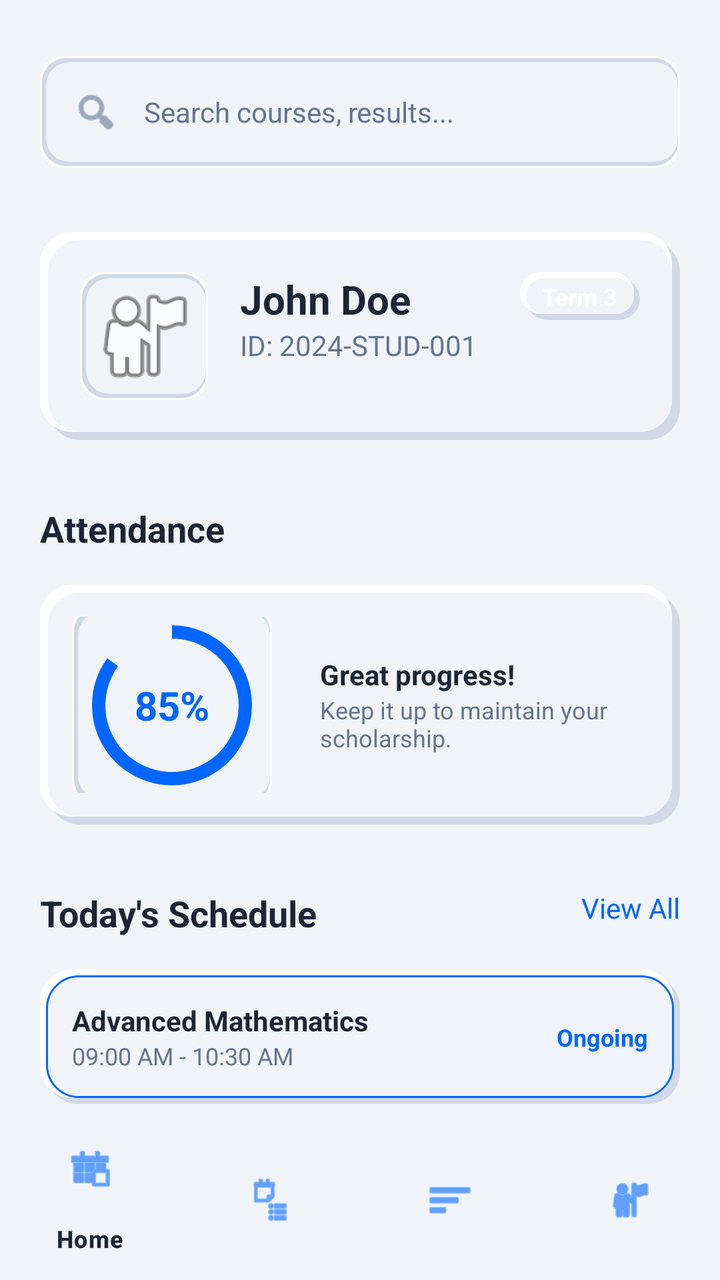
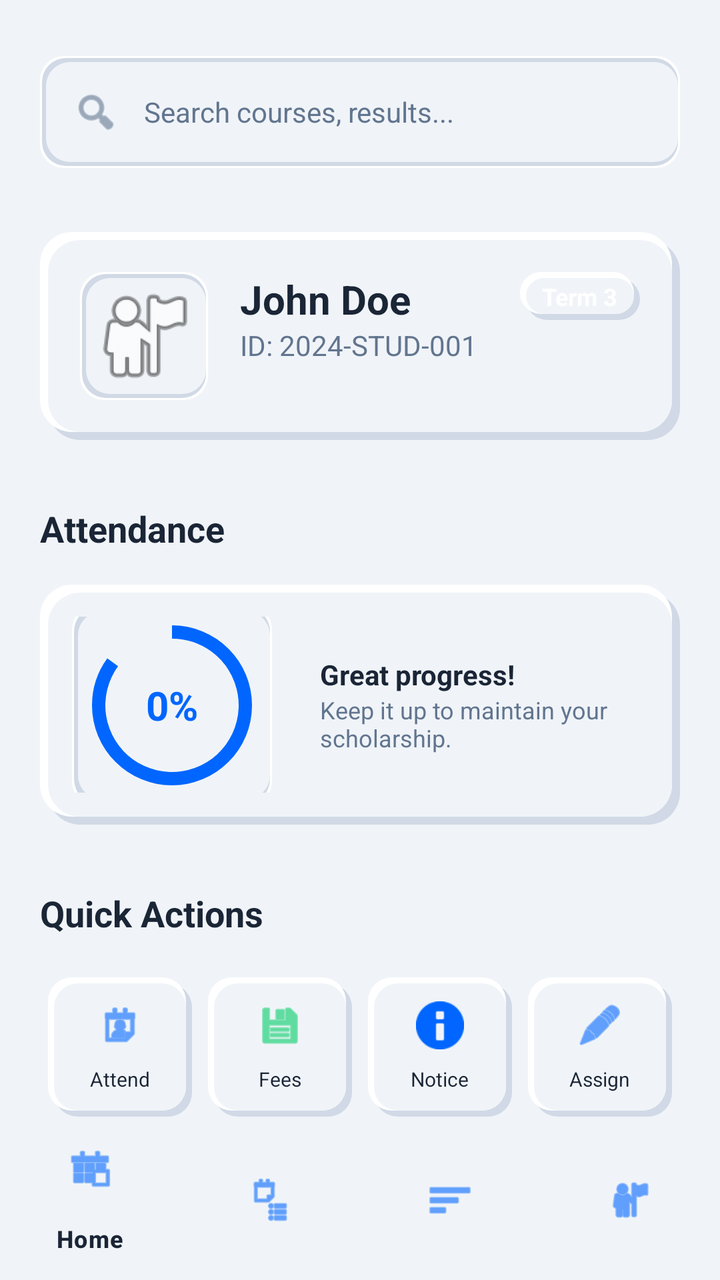

The first picture is an Android layout as it rendered before a commit; the second is the same layout after the commit. The layout source and the unified diff follow.
<!-- AndroidManifest.xml: application theme Theme.SMS -->
<!-- res/layout/activity_main.xml -->
<?xml version="1.0" encoding="utf-8"?>
<androidx.constraintlayout.widget.ConstraintLayout xmlns:android="http://schemas.android.com/apk/res/android"
    xmlns:app="http://schemas.android.com/apk/res-auto"
    xmlns:tools="http://schemas.android.com/tools"
    android:layout_width="match_parent"
    android:layout_height="match_parent"
    android:background="@color/app_background">

    <androidx.core.widget.NestedScrollView
        android:layout_width="match_parent"
        android:layout_height="0dp"
        app:layout_constraintBottom_toTopOf="@id/bottomNavigation"
        app:layout_constraintTop_toTopOf="parent">

        <LinearLayout
            android:layout_width="match_parent"
            android:layout_height="wrap_content"
            android:orientation="vertical"
            android:padding="20dp">

            
            <LinearLayout
                android:id="@+id/searchBar"
                android:layout_width="match_parent"
                android:layout_height="56dp"
                android:layout_marginTop="8dp"
                android:background="@drawable/neumorphic_edittext_sunken"
                android:gravity="center_vertical"
                android:paddingHorizontal="16dp">

                <ImageView
                    android:layout_width="24dp"
                    android:layout_height="24dp"
                    android:src="@android:drawable/ic_menu_search"
                    app:tint="@color/text_secondary" />

                <TextView
                    android:layout_width="wrap_content"
                    android:layout_height="wrap_content"
                    android:layout_marginStart="12dp"
                    android:text="Search courses, results..."
                    android:textColor="@color/text_secondary" />
            </LinearLayout>

            
            <androidx.constraintlayout.widget.ConstraintLayout
                android:id="@+id/profileCard"
                android:layout_width="match_parent"
                android:layout_height="wrap_content"
                android:layout_marginTop="32dp"
                android:background="@drawable/neumorphic_card_raised"
                android:padding="20dp">

                <FrameLayout
                    android:id="@+id/avatarFrame"
                    android:layout_width="64dp"
                    android:layout_height="64dp"
                    android:background="@drawable/neumorphic_edittext_sunken"
                    app:layout_constraintStart_toStartOf="parent"
                    app:layout_constraintTop_toTopOf="parent">

                    <ImageView
                        android:id="@+id/ivAvatar"
                        android:layout_width="match_parent"
                        android:layout_height="match_parent"
                        android:padding="4dp"
                        android:src="@android:drawable/ic_menu_myplaces" />
                </FrameLayout>

                <TextView
                    android:id="@+id/tvStudentName"
                    android:layout_width="wrap_content"
                    android:layout_height="wrap_content"
                    android:layout_marginStart="16dp"
                    android:text="John Doe"
                    android:textColor="@color/text_primary"
                    android:textSize="20sp"
                    android:textStyle="bold"
                    app:layout_constraintStart_toEndOf="@id/avatarFrame"
                    app:layout_constraintTop_toTopOf="@id/avatarFrame" />

                <TextView
                    android:id="@+id/tvStudentId"
                    android:layout_width="wrap_content"
                    android:layout_height="wrap_content"
                    android:text="ID: 2024-STUD-001"
                    android:textColor="@color/text_secondary"
                    android:textSize="14sp"
                    app:layout_constraintStart_toStartOf="@id/tvStudentName"
                    app:layout_constraintTop_toBottomOf="@id/tvStudentName" />

                <View
                    android:id="@+id/termBadge"
                    android:layout_width="60dp"
                    android:layout_height="24dp"
                    android:background="@drawable/neumorphic_button_raised"
                    app:layout_constraintEnd_toEndOf="parent"
                    app:layout_constraintTop_toTopOf="parent"
                    app:backgroundTint="@color/electric_primary_blue" />

                <TextView
                    android:layout_width="wrap_content"
                    android:layout_height="wrap_content"
                    android:text="Term 3"
                    android:textColor="@color/white"
                    android:textSize="12sp"
                    android:textStyle="bold"
                    app:layout_constraintBottom_toBottomOf="@id/termBadge"
                    app:layout_constraintEnd_toEndOf="@id/termBadge"
                    app:layout_constraintStart_toStartOf="@id/termBadge"
                    app:layout_constraintTop_toTopOf="@id/termBadge" />

            </androidx.constraintlayout.widget.ConstraintLayout>

            
            <TextView
                android:layout_width="wrap_content"
                android:layout_height="wrap_content"
                android:layout_marginTop="32dp"
                android:text="Attendance"
                android:textColor="@color/text_primary"
                android:textSize="18sp"
                android:textStyle="bold" />

            <androidx.constraintlayout.widget.ConstraintLayout
                android:layout_width="match_parent"
                android:layout_height="120dp"
                android:layout_marginTop="16dp"
                android:background="@drawable/neumorphic_card_raised"
                android:padding="16dp">

                <ProgressBar
                    android:id="@+id/attendanceProgress"
                    style="?android:attr/progressBarStyleHorizontal"
                    android:layout_width="100dp"
                    android:layout_height="100dp"
                    android:background="@drawable/neumorphic_edittext_sunken"
                    android:indeterminate="false"
                    android:max="100"
                    android:progress="85"
                    android:progressDrawable="@drawable/circular_progress_bar"
                    app:layout_constraintBottom_toBottomOf="parent"
                    app:layout_constraintStart_toStartOf="parent"
                    app:layout_constraintTop_toTopOf="parent" />

                <TextView
                    android:layout_width="wrap_content"
                    android:layout_height="wrap_content"
                    android:text="85%"
                    android:textColor="@color/electric_primary_blue"
                    android:textSize="20sp"
                    android:textStyle="bold"
                    app:layout_constraintBottom_toBottomOf="@id/attendanceProgress"
                    app:layout_constraintEnd_toEndOf="@id/attendanceProgress"
                    app:layout_constraintStart_toStartOf="@id/attendanceProgress"
                    app:layout_constraintTop_toTopOf="@id/attendanceProgress" />

                <LinearLayout
                    android:layout_width="0dp"
                    android:layout_height="wrap_content"
                    android:layout_marginStart="24dp"
                    android:orientation="vertical"
                    app:layout_constraintBottom_toBottomOf="parent"
                    app:layout_constraintEnd_toEndOf="parent"
                    app:layout_constraintStart_toEndOf="@id/attendanceProgress"
                    app:layout_constraintTop_toTopOf="parent">

                    <TextView
                        android:layout_width="wrap_content"
                        android:layout_height="wrap_content"
                        android:text="Great progress!"
                        android:textColor="@color/text_primary"
                        android:textStyle="bold" />

                    <TextView
                        android:layout_width="wrap_content"
                        android:layout_height="wrap_content"
                        android:text="Keep it up to maintain your scholarship."
                        android:textColor="@color/text_secondary"
                        android:textSize="12sp" />
                </LinearLayout>

            </androidx.constraintlayout.widget.ConstraintLayout>

            
            <RelativeLayout
                android:layout_width="match_parent"
                android:layout_height="wrap_content"
                android:layout_marginTop="32dp">

                <TextView
                    android:layout_width="wrap_content"
                    android:layout_height="wrap_content"
                    android:text="Today's Schedule"
                    android:textColor="@color/text_primary"
                    android:textSize="18sp"
                    android:textStyle="bold" />

                <TextView
                    android:id="@+id/tvViewAllRoutine"
                    android:layout_width="wrap_content"
                    android:layout_height="wrap_content"
                    android:layout_alignParentEnd="true"
                    android:text="View All"
                    android:textColor="@color/electric_primary_blue"
                    android:textSize="14sp" />
            </RelativeLayout>

            
            <LinearLayout
                android:layout_width="match_parent"
                android:layout_height="wrap_content"
                android:layout_marginTop="16dp"
                android:orientation="vertical">

                
                <androidx.constraintlayout.widget.ConstraintLayout
                    android:layout_width="match_parent"
                    android:layout_height="wrap_content"
                    android:layout_marginBottom="12dp"
                    android:background="@drawable/neumorphic_active_card"
                    android:padding="16dp">

                    <TextView
                        android:id="@+id/tvCourseName"
                        android:layout_width="wrap_content"
                        android:layout_height="wrap_content"
                        android:text="Advanced Mathematics"
                        android:textColor="@color/text_primary"
                        android:textStyle="bold"
                        app:layout_constraintStart_toStartOf="parent"
                        app:layout_constraintTop_toTopOf="parent" />

                    <TextView
                        android:layout_width="wrap_content"
                        android:layout_height="wrap_content"
                        android:text="09:00 AM - 10:30 AM"
                        android:textColor="@color/text_secondary"
                        android:textSize="12sp"
                        app:layout_constraintStart_toStartOf="@id/tvCourseName"
                        app:layout_constraintTop_toBottomOf="@id/tvCourseName" />

                    <TextView
                        android:layout_width="wrap_content"
                        android:layout_height="wrap_content"
                        android:text="Ongoing"
                        android:textColor="@color/electric_primary_blue"
                        android:textSize="12sp"
                        android:textStyle="bold"
                        app:layout_constraintBottom_toBottomOf="parent"
                        app:layout_constraintEnd_toEndOf="parent"
                        app:layout_constraintTop_toTopOf="parent" />
                </androidx.constraintlayout.widget.ConstraintLayout>

                <androidx.constraintlayout.widget.ConstraintLayout
                    android:layout_width="match_parent"
                    android:layout_height="wrap_content"
                    android:layout_marginBottom="12dp"
                    android:background="@drawable/neumorphic_card_raised"
                    android:padding="16dp">

                    <TextView
                        android:id="@+id/tvCourseName2"
                        android:layout_width="wrap_content"
                        android:layout_height="wrap_content"
                        android:text="Physics II"
                        android:textColor="@color/text_primary"
                        android:textStyle="bold"
                        app:layout_constraintStart_toStartOf="parent"
                        app:layout_constraintTop_toTopOf="parent" />

                    <TextView
                        android:layout_width="wrap_content"
                        android:layout_height="wrap_content"
                        android:text="11:00 AM - 12:30 PM"
                        android:textColor="@color/text_secondary"
                        android:textSize="12sp"
                        app:layout_constraintStart_toStartOf="@id/tvCourseName2"
                        app:layout_constraintTop_toBottomOf="@id/tvCourseName2" />
                </androidx.constraintlayout.widget.ConstraintLayout>

            </LinearLayout>

        </LinearLayout>
    </androidx.core.widget.NestedScrollView>

    <com.google.android.material.bottomnavigation.BottomNavigationView
        android:id="@+id/bottomNavigation"
        android:layout_width="match_parent"
        android:layout_height="wrap_content"
        android:background="@color/app_background"
        app:itemIconTint="@color/electric_primary_blue"
        app:itemTextColor="@color/text_primary"
        app:layout_constraintBottom_toBottomOf="parent"
        app:menu="@menu/bottom_nav_menu" />

</androidx.constraintlayout.widget.ConstraintLayout>
<!-- resources referenced by this layout -->
<resources>
  <color name="app_background">#F0F4F8</color>
  <color name="electric_primary_blue">#0066FF</color>
  <color name="text_primary">#1A2536</color>
  <color name="text_secondary">#62758F</color>
  <color name="white">#FFFFFFFF</color>
  <!-- drawable circular_progress_bar (drawable) -->
  <?xml version="1.0" encoding="utf-8"?>
  <rotate xmlns:android="http://schemas.android.com/apk/res/android"
      android:fromDegrees="270"
      android:toDegrees="270">
      <shape
          android:innerRadiusRatio="3"
          android:shape="ring"
          android:thicknessRatio="15"
          android:useLevel="true">
          <gradient
              android:endColor="@color/electric_primary_blue"
              android:startColor="@color/electric_primary_blue"
              android:type="sweep" />
      </shape>
  </rotate>
  <!-- drawable neumorphic_active_card (drawable) -->
  <?xml version="1.0" encoding="utf-8"?>
  <layer-list xmlns:android="http://schemas.android.com/apk/res/android">
      
      <item android:bottom="0dp" android:left="3dp" android:right="0dp" android:top="3dp">
          <shape android:shape="rectangle">
              <corners android:radius="16dp" />
              <solid android:color="@color/bottom_right_shadow" />
          </shape>
      </item>
      
      <item android:bottom="3dp" android:left="0dp" android:right="3dp" android:top="0dp">
          <shape android:shape="rectangle">
              <corners android:radius="16dp" />
              <solid android:color="@color/top_left_highlight" />
          </shape>
      </item>
      
      <item android:bottom="3dp" android:left="3dp" android:right="3dp" android:top="3dp">
          <shape android:shape="rectangle">
              <corners android:radius="16dp" />
              <solid android:color="@color/surface_color" />
              <stroke android:width="1dp" android:color="@color/electric_primary_blue" />
          </shape>
      </item>
  </layer-list>
  <!-- drawable neumorphic_edittext_sunken (drawable) -->
  <?xml version="1.0" encoding="utf-8"?>
  <layer-list xmlns:android="http://schemas.android.com/apk/res/android">
      
      <item>
          <shape android:shape="rectangle">
              <corners android:radius="12dp" />
              <solid android:color="@color/top_left_highlight" />
          </shape>
      </item>
  
      
      <item android:bottom="1dp" android:left="1dp" android:right="1dp" android:top="1dp">
          <shape android:shape="rectangle">
              <corners android:radius="12dp" />
              <solid android:color="@color/bottom_right_shadow" />
          </shape>
      </item>
  
      
      <item android:bottom="3dp" android:left="3dp" android:right="1dp" android:top="3dp">
          <shape android:shape="rectangle">
              <corners android:radius="12dp" />
              <solid android:color="@color/surface_color" />
          </shape>
      </item>
  </layer-list>
  <style name="Theme.SMS" parent="Theme.Material3.DayNight.NoActionBar">
          
          <item name="colorPrimary">@color/electric_primary_blue</item>
          <item name="colorOnPrimary">@color/white</item>
          
          <item name="colorSecondary">@color/text_secondary</item>
          <item name="colorOnSecondary">@color/white</item>
          
          <item name="android:statusBarColor">@color/app_background</item>
          <item name="android:windowLightStatusBar">true</item>
          
          <item name="android:windowBackground">@color/app_background</item>
      </style>
  <color name="bottom_right_shadow">#D1D9E6</color>
  <color name="top_left_highlight">#FFFFFF</color>
  <color name="surface_color">#F0F4F8</color>
  <!-- unchanged entries left out for length: 2 -->
</resources>

<!-- the commit's change to res/layout/activity_main.xml (unified diff, before → after) -->
@@ -144,9 +144,10 @@
                     app:layout_constraintTop_toTopOf="parent" />
 
                 <TextView
-                    android:layout_width="wrap_content"
-                    android:layout_height="wrap_content"
-                    android:text="85%"
+                    android:id="@+id/tvAttendancePercent"
+                    android:layout_width="wrap_content"
+                    android:layout_height="wrap_content"
+                    android:text="0%"
                     android:textColor="@color/electric_primary_blue"
                     android:textSize="20sp"
                     android:textStyle="bold"
@@ -183,6 +184,221 @@
             </androidx.constraintlayout.widget.ConstraintLayout>
 
             
+            <TextView
+                android:layout_width="wrap_content"
+                android:layout_height="wrap_content"
+                android:layout_marginTop="32dp"
+                android:text="Quick Actions"
+                android:textColor="@color/text_primary"
+                android:textSize="18sp"
+                android:textStyle="bold" />
+
+            <GridLayout
+                android:layout_width="match_parent"
+                android:layout_height="wrap_content"
+                android:layout_marginTop="16dp"
+                android:columnCount="4"
+                android:useDefaultMargins="true">
+
+                
+                <LinearLayout
+                    android:id="@+id/btnAttendance"
+                    android:layout_width="0dp"
+                    android:layout_height="wrap_content"
+                    android:layout_columnWeight="1"
+                    android:background="@drawable/neumorphic_button_raised"
+                    android:gravity="center"
+                    android:orientation="vertical"
+                    android:padding="12dp">
+                    <ImageView
+                        android:layout_width="24dp"
+                        android:layout_height="24dp"
+                        android:src="@android:drawable/ic_menu_my_calendar"
+                        app:tint="@color/electric_primary_blue" />
+                    <TextView
+                        android:layout_width="wrap_content"
+                        android:layout_height="wrap_content"
+                        android:layout_marginTop="8dp"
+                        android:text="Attend"
+                        android:textColor="@color/text_primary"
+                        android:textSize="10sp" />
+                </LinearLayout>
+
+                
+                <LinearLayout
+                    android:id="@+id/btnFees"
+                    android:layout_width="0dp"
+                    android:layout_height="wrap_content"
+                    android:layout_columnWeight="1"
+                    android:background="@drawable/neumorphic_button_raised"
+                    android:gravity="center"
+                    android:orientation="vertical"
+                    android:padding="12dp">
+                    <ImageView
+                        android:layout_width="24dp"
+                        android:layout_height="24dp"
+                        android:src="@android:drawable/ic_menu_save"
+                        app:tint="@color/electric_success_green" />
+                    <TextView
+                        android:layout_width="wrap_content"
+                        android:layout_height="wrap_content"
+                        android:layout_marginTop="8dp"
+                        android:text="Fees"
+                        android:textColor="@color/text_primary"
+                        android:textSize="10sp" />
+                </LinearLayout>
+
+                
+                <LinearLayout
+                    android:id="@+id/btnNotice"
+                    android:layout_width="0dp"
+                    android:layout_height="wrap_content"
+                    android:layout_columnWeight="1"
+                    android:background="@drawable/neumorphic_button_raised"
+                    android:gravity="center"
+                    android:orientation="vertical"
+                    android:padding="12dp">
+                    <ImageView
+                        android:layout_width="24dp"
+                        android:layout_height="24dp"
+                        android:src="@android:drawable/ic_dialog_info"
+                        app:tint="@color/electric_primary_blue" />
+                    <TextView
+                        android:layout_width="wrap_content"
+                        android:layout_height="wrap_content"
+                        android:layout_marginTop="8dp"
+                        android:text="Notice"
+                        android:textColor="@color/text_primary"
+                        android:textSize="10sp" />
+                </LinearLayout>
+
+                
+                <LinearLayout
+                    android:id="@+id/btnAssignments"
+                    android:layout_width="0dp"
+                    android:layout_height="wrap_content"
+                    android:layout_columnWeight="1"
+                    android:background="@drawable/neumorphic_button_raised"
+                    android:gravity="center"
+                    android:orientation="vertical"
+                    android:padding="12dp">
+                    <ImageView
+                        android:layout_width="24dp"
+                        android:layout_height="24dp"
+                        android:src="@android:drawable/ic_menu_edit"
+                        app:tint="@color/electric_primary_blue" />
+                    <TextView
+                        android:layout_width="wrap_content"
+                        android:layout_height="wrap_content"
+                        android:layout_marginTop="8dp"
+                        android:text="Assign"
+                        android:textColor="@color/text_primary"
+                        android:textSize="10sp" />
+                </LinearLayout>
+
+                
+                <LinearLayout
+                    android:id="@+id/btnExams"
+                    android:layout_width="0dp"
+                    android:layout_height="wrap_content"
+                    android:layout_columnWeight="1"
+                    android:layout_marginTop="8dp"
+                    android:background="@drawable/neumorphic_button_raised"
+                    android:gravity="center"
+                    android:orientation="vertical"
+                    android:padding="12dp">
+                    <ImageView
+                        android:layout_width="24dp"
+                        android:layout_height="24dp"
+                        android:src="@android:drawable/ic_menu_view"
+                        app:tint="@color/electric_primary_blue" />
+                    <TextView
+                        android:layout_width="wrap_content"
+                        android:layout_height="wrap_content"
+                        android:layout_marginTop="8dp"
+                        android:text="Exams"
+                        android:textColor="@color/text_primary"
+                        android:textSize="10sp" />
+                </LinearLayout>
+
+                
+                <LinearLayout
+                    android:id="@+id/btnLibrary"
+                    android:layout_width="0dp"
+                    android:layout_height="wrap_content"
+                    android:layout_columnWeight="1"
+                    android:layout_marginTop="8dp"
+                    android:background="@drawable/neumorphic_button_raised"
+                    android:gravity="center"
+                    android:orientation="vertical"
+                    android:padding="12dp">
+                    <ImageView
+                        android:layout_width="24dp"
+                        android:layout_height="24dp"
+                        android:src="@android:drawable/ic_menu_agenda"
+                        app:tint="@color/electric_primary_blue" />
+                    <TextView
+                        android:layout_width="wrap_content"
+                        android:layout_height="wrap_content"
+                        android:layout_marginTop="8dp"
+                        android:text="Library"
+                        android:textColor="@color/text_primary"
+                        android:textSize="10sp" />
+                </LinearLayout>
+
+                
+                <LinearLayout
+                    android:id="@+id/btnHostel"
+                    android:layout_width="0dp"
+                    android:layout_height="wrap_content"
+                    android:layout_columnWeight="1"
+                    android:layout_marginTop="8dp"
+                    android:background="@drawable/neumorphic_button_raised"
+                    android:gravity="center"
+                    android:orientation="vertical"
+                    android:padding="12dp">
+                    <ImageView
+                        android:layout_width="24dp"
+                        android:layout_height="24dp"
+                        android:src="@android:drawable/ic_menu_myplaces"
+                        app:tint="@color/electric_primary_blue" />
+                    <TextView
+                        android:layout_width="wrap_content"
+                        android:layout_height="wrap_content"
+                        android:layout_marginTop="8dp"
+                        android:text="Hostel"
+                        android:textColor="@color/text_primary"
+                        android:textSize="10sp" />
+                </LinearLayout>
+
+                
+                <LinearLayout
+                    android:id="@+id/btnTranscript"
+                    android:layout_width="0dp"
+                    android:layout_height="wrap_content"
+                    android:layout_columnWeight="1"
+                    android:layout_marginTop="8dp"
+                    android:background="@drawable/neumorphic_button_raised"
+                    android:gravity="center"
+                    android:orientation="vertical"
+                    android:padding="12dp">
+                    <ImageView
+                        android:layout_width="24dp"
+                        android:layout_height="24dp"
+                        android:src="@android:drawable/ic_menu_sort_by_size"
+                        app:tint="@color/electric_primary_blue" />
+                    <TextView
+                        android:layout_width="wrap_content"
+                        android:layout_height="wrap_content"
+                        android:layout_marginTop="8dp"
+                        android:text="Transcr"
+                        android:textColor="@color/text_primary"
+                        android:textSize="10sp" />
+                </LinearLayout>
+
+            </GridLayout>
+
+            
             <RelativeLayout
                 android:layout_width="match_parent"
                 android:layout_height="wrap_content"
@@ -208,76 +424,11 @@
 
             
             <LinearLayout
+                android:id="@+id/llScheduleContainer"
                 android:layout_width="match_parent"
                 android:layout_height="wrap_content"
                 android:layout_marginTop="16dp"
                 android:orientation="vertical">
-
-                
-                <androidx.constraintlayout.widget.ConstraintLayout
-                    android:layout_width="match_parent"
-                    android:layout_height="wrap_content"
-                    android:layout_marginBottom="12dp"
-                    android:background="@drawable/neumorphic_active_card"
-                    android:padding="16dp">
-
-                    <TextView
-                        android:id="@+id/tvCourseName"
-                        android:layout_width="wrap_content"
-                        android:layout_height="wrap_content"
-                        android:text="Advanced Mathematics"
-                        android:textColor="@color/text_primary"
-                        android:textStyle="bold"
-                        app:layout_constraintStart_toStartOf="parent"
-                        app:layout_constraintTop_toTopOf="parent" />
-
-                    <TextView
-                        android:layout_width="wrap_content"
-                        android:layout_height="wrap_content"
-                        android:text="09:00 AM - 10:30 AM"
-                        android:textColor="@color/text_secondary"
-                        android:textSize="12sp"
-                        app:layout_constraintStart_toStartOf="@id/tvCourseName"
-                        app:layout_constraintTop_toBottomOf="@id/tvCourseName" />
-
-                    <TextView
-                        android:layout_width="wrap_content"
-                        android:layout_height="wrap_content"
-                        android:text="Ongoing"
-                        android:textColor="@color/electric_primary_blue"
-                        android:textSize="12sp"
-                        android:textStyle="bold"
-                        app:layout_constraintBottom_toBottomOf="parent"
-                        app:layout_constraintEnd_toEndOf="parent"
-                        app:layout_constraintTop_toTopOf="parent" />
-                </androidx.constraintlayout.widget.ConstraintLayout>
-
-                <androidx.constraintlayout.widget.ConstraintLayout
-                    android:layout_width="match_parent"
-                    android:layout_height="wrap_content"
-                    android:layout_marginBottom="12dp"
-                    android:background="@drawable/neumorphic_card_raised"
-                    android:padding="16dp">
-
-                    <TextView
-                        android:id="@+id/tvCourseName2"
-                        android:layout_width="wrap_content"
-                        android:layout_height="wrap_content"
-                        android:text="Physics II"
-                        android:textColor="@color/text_primary"
-                        android:textStyle="bold"
-                        app:layout_constraintStart_toStartOf="parent"
-                        app:layout_constraintTop_toTopOf="parent" />
-
-                    <TextView
-                        android:layout_width="wrap_content"
-                        android:layout_height="wrap_content"
-                        android:text="11:00 AM - 12:30 PM"
-                        android:textColor="@color/text_secondary"
-                        android:textSize="12sp"
-                        app:layout_constraintStart_toStartOf="@id/tvCourseName2"
-                        app:layout_constraintTop_toBottomOf="@id/tvCourseName2" />
-                </androidx.constraintlayout.widget.ConstraintLayout>
 
             </LinearLayout>
 
<!-- resource entries referenced after the edit -->
@@ -2,6 +2,7 @@
 <resources>
   <color name="app_background">#F0F4F8</color>
   <color name="electric_primary_blue">#0066FF</color>
+  <color name="electric_success_green">#00CC66</color>
   <color name="text_primary">#1A2536</color>
   <color name="text_secondary">#62758F</color>
   <color name="white">#FFFFFFFF</color>
@@ -21,32 +22,6 @@
               android:type="sweep" />
       </shape>
   </rotate>
-  <!-- drawable neumorphic_active_card (drawable) -->
-  <?xml version="1.0" encoding="utf-8"?>
-  <layer-list xmlns:android="http://schemas.android.com/apk/res/android">
-      
-      <item android:bottom="0dp" android:left="3dp" android:right="0dp" android:top="3dp">
-          <shape android:shape="rectangle">
-              <corners android:radius="16dp" />
-              <solid android:color="@color/bottom_right_shadow" />
-          </shape>
-      </item>
-      
-      <item android:bottom="3dp" android:left="0dp" android:right="3dp" android:top="0dp">
-          <shape android:shape="rectangle">
-              <corners android:radius="16dp" />
-              <solid android:color="@color/top_left_highlight" />
-          </shape>
-      </item>
-      
-      <item android:bottom="3dp" android:left="3dp" android:right="3dp" android:top="3dp">
-          <shape android:shape="rectangle">
-              <corners android:radius="16dp" />
-              <solid android:color="@color/surface_color" />
-              <stroke android:width="1dp" android:color="@color/electric_primary_blue" />
-          </shape>
-      </item>
-  </layer-list>
   <!-- drawable neumorphic_edittext_sunken (drawable) -->
   <?xml version="1.0" encoding="utf-8"?>
   <layer-list xmlns:android="http://schemas.android.com/apk/res/android">
